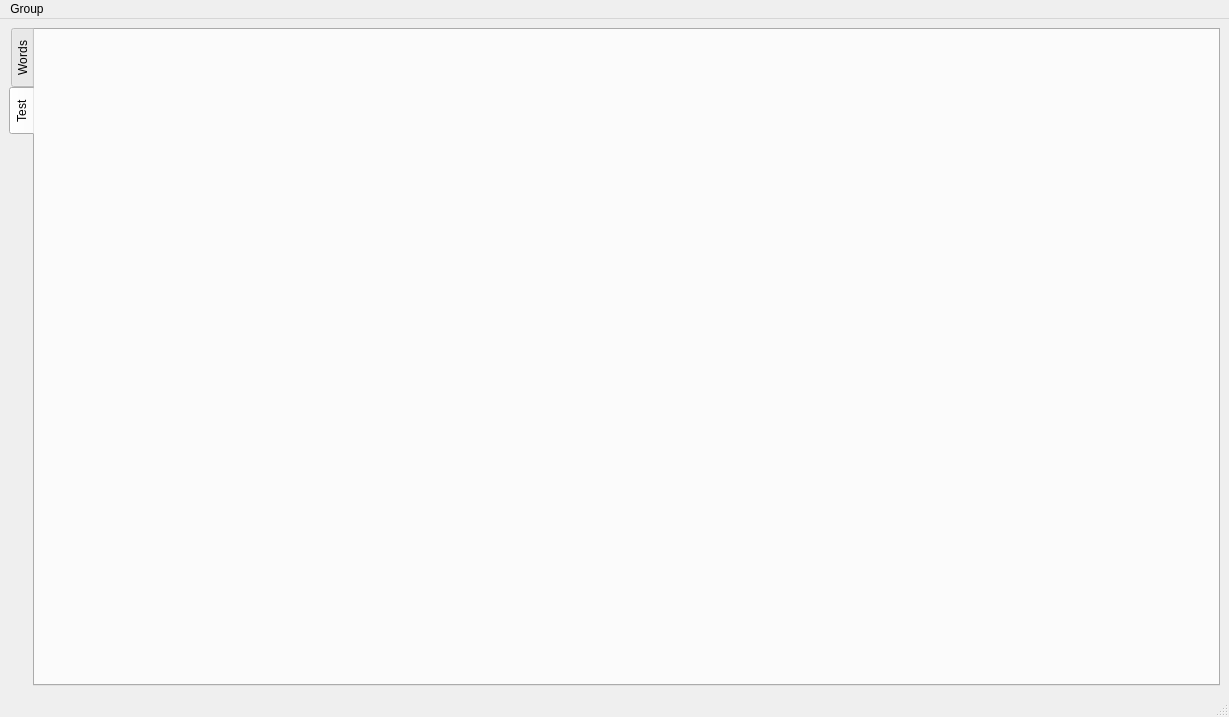
This is UIs/MainWindow.ui in PelerYuan/HaoCiKuaiJi3.0 as Qt 5 draws it before an edit. The edited form follows.
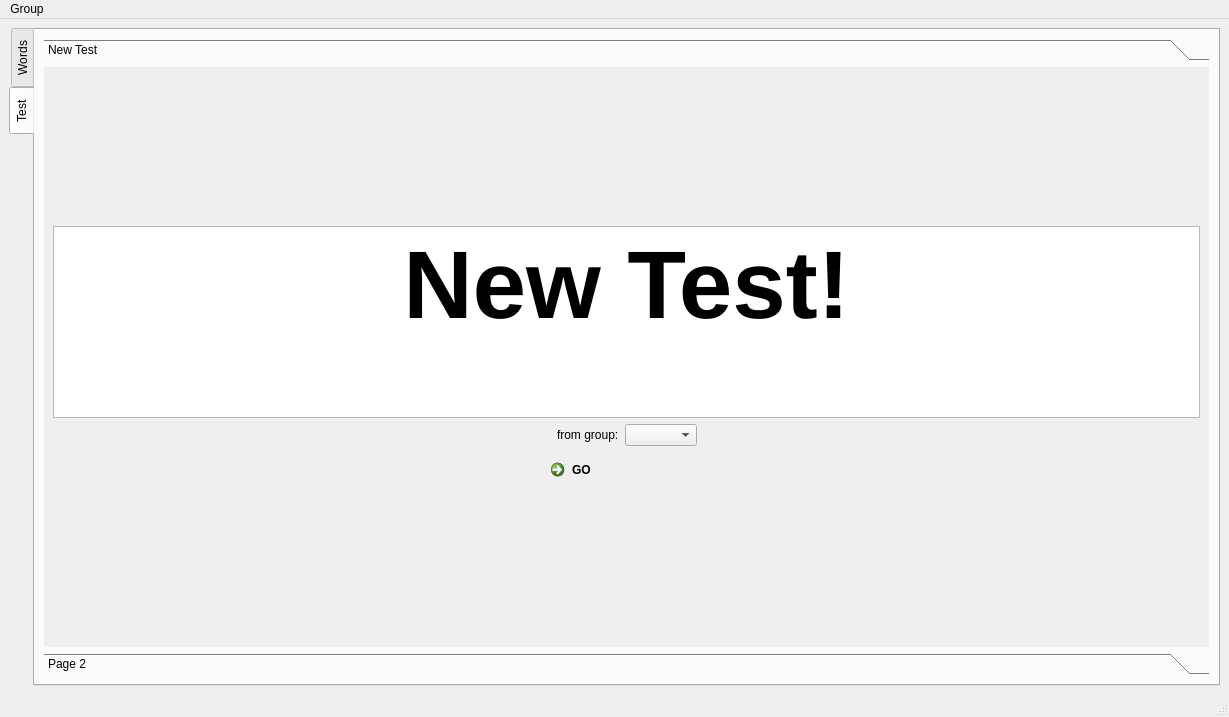
This is the edited form.

Commit message: add test block, test dialog

```diff
--- a/UIs/MainWindow.ui
+++ b/UIs/MainWindow.ui
@@ -126,6 +126,166 @@
        <attribute name="title">
         <string>Test</string>
        </attribute>
+       <layout class="QVBoxLayout" name="verticalLayout_4">
+        <item>
+         <widget class="QToolBox" name="toolBox">
+          <property name="currentIndex">
+           <number>0</number>
+          </property>
+          <widget class="QWidget" name="page">
+           <property name="geometry">
+            <rect>
+             <x>0</x>
+             <y>0</y>
+             <width>1164</width>
+             <height>561</height>
+            </rect>
+           </property>
+           <attribute name="label">
+            <string>New Test</string>
+           </attribute>
+           <layout class="QVBoxLayout" name="verticalLayout_5">
+            <item>
+             <spacer name="verticalSpacer_2">
+              <property name="orientation">
+               <enum>Qt::Orientation::Vertical</enum>
+              </property>
+              <property name="sizeHint" stdset="0">
+               <size>
+                <width>20</width>
+                <height>40</height>
+               </size>
+              </property>
+             </spacer>
+            </item>
+            <item>
+             <widget class="QTextBrowser" name="textBrowser">
+              <property name="mouseTracking">
+               <bool>false</bool>
+              </property>
+              <property name="acceptDrops">
+               <bool>false</bool>
+              </property>
+              <property name="html">
+               <string>&lt;!DOCTYPE HTML PUBLIC &quot;-//W3C//DTD HTML 4.0//EN&quot; &quot;http://www.w3.org/TR/REC-html40/strict.dtd&quot;&gt;
+&lt;html&gt;&lt;head&gt;&lt;meta name=&quot;qrichtext&quot; content=&quot;1&quot; /&gt;&lt;meta charset=&quot;utf-8&quot; /&gt;&lt;style type=&quot;text/css&quot;&gt;
+p, li { white-space: pre-wrap; }
+hr { height: 1px; border-width: 0; }
+li.unchecked::marker { content: &quot;\2610&quot;; }
+li.checked::marker { content: &quot;\2612&quot;; }
+&lt;/style&gt;&lt;/head&gt;&lt;body style=&quot; font-family:'Segoe UI'; font-size:9pt; font-weight:400; font-style:normal;&quot;&gt;
+&lt;p align=&quot;center&quot; style=&quot; margin-top:0px; margin-bottom:0px; margin-left:0px; margin-right:0px; -qt-block-indent:0; text-indent:0px;&quot;&gt;&lt;span style=&quot; font-size:72pt; font-weight:700;&quot;&gt;New Test!&lt;/span&gt;&lt;/p&gt;&lt;/body&gt;&lt;/html&gt;</string>
+              </property>
+             </widget>
+            </item>
+            <item>
+             <layout class="QHBoxLayout" name="horizontalLayout_2">
+              <item>
+               <spacer name="horizontalSpacer">
+                <property name="orientation">
+                 <enum>Qt::Orientation::Horizontal</enum>
+                </property>
+                <property name="sizeHint" stdset="0">
+                 <size>
+                  <width>40</width>
+                  <height>20</height>
+                 </size>
+                </property>
+               </spacer>
+              </item>
+              <item>
+               <widget class="QLabel" name="label">
+                <property name="text">
+                 <string>from group:</string>
+                </property>
+               </widget>
+              </item>
+              <item>
+               <widget class="QComboBox" name="new_test_comboBox"/>
+              </item>
+              <item>
+               <spacer name="horizontalSpacer_2">
+                <property name="orientation">
+                 <enum>Qt::Orientation::Horizontal</enum>
+                </property>
+                <property name="sizeHint" stdset="0">
+                 <size>
+                  <width>40</width>
+                  <height>20</height>
+                 </size>
+                </property>
+               </spacer>
+              </item>
+             </layout>
+            </item>
+            <item>
+             <layout class="QHBoxLayout" name="horizontalLayout_3">
+              <item>
+               <spacer name="horizontalSpacer_3">
+                <property name="orientation">
+                 <enum>Qt::Orientation::Horizontal</enum>
+                </property>
+                <property name="sizeHint" stdset="0">
+                 <size>
+                  <width>40</width>
+                  <height>20</height>
+                 </size>
+                </property>
+               </spacer>
+              </item>
+              <item>
+               <widget class="QCommandLinkButton" name="new_test_commandLinkButton">
+                <property name="text">
+                 <string>GO</string>
+                </property>
+               </widget>
+              </item>
+              <item>
+               <spacer name="horizontalSpacer_4">
+                <property name="orientation">
+                 <enum>Qt::Orientation::Horizontal</enum>
+                </property>
+                <property name="sizeHint" stdset="0">
+                 <size>
+                  <width>40</width>
+                  <height>20</height>
+                 </size>
+                </property>
+               </spacer>
+              </item>
+             </layout>
+            </item>
+            <item>
+             <spacer name="verticalSpacer">
+              <property name="orientation">
+               <enum>Qt::Orientation::Vertical</enum>
+              </property>
+              <property name="sizeHint" stdset="0">
+               <size>
+                <width>20</width>
+                <height>40</height>
+               </size>
+              </property>
+             </spacer>
+            </item>
+           </layout>
+          </widget>
+          <widget class="QWidget" name="page_2">
+           <property name="geometry">
+            <rect>
+             <x>0</x>
+             <y>0</y>
+             <width>1164</width>
+             <height>561</height>
+            </rect>
+           </property>
+           <attribute name="label">
+            <string>Page 2</string>
+           </attribute>
+          </widget>
+         </widget>
+        </item>
+       </layout>
       </widget>
      </widget>
     </item>
```
The commit also changes 7 other files.
